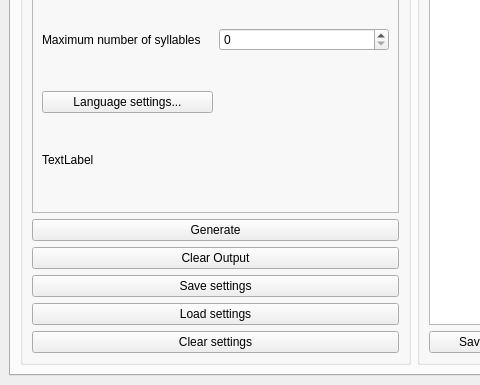
First picture: the form in forms/mainwindow.ui, repository maelm-Epita/Noupharen, before the edit; both pictures show x 0 to 480 and y 215 to 600 of the 828 by 600 pixel window.
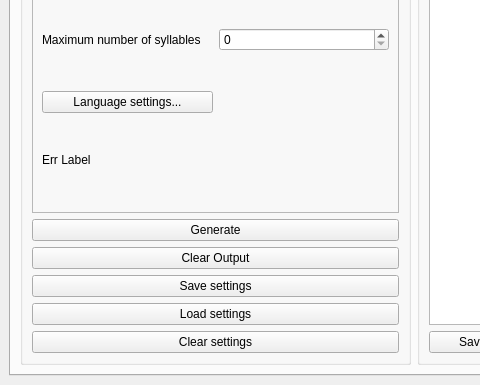
Second picture: the form after the edit. Icons and pictures are not drawn.

Patch:
```diff
--- a/forms/mainwindow.ui
+++ b/forms/mainwindow.ui
@@ -230,7 +230,7 @@
                  </sizepolicy>
                 </property>
                 <property name="text">
-                 <string>TextLabel</string>
+                 <string>Err Label</string>
                 </property>
                </widget>
               </item>
```
